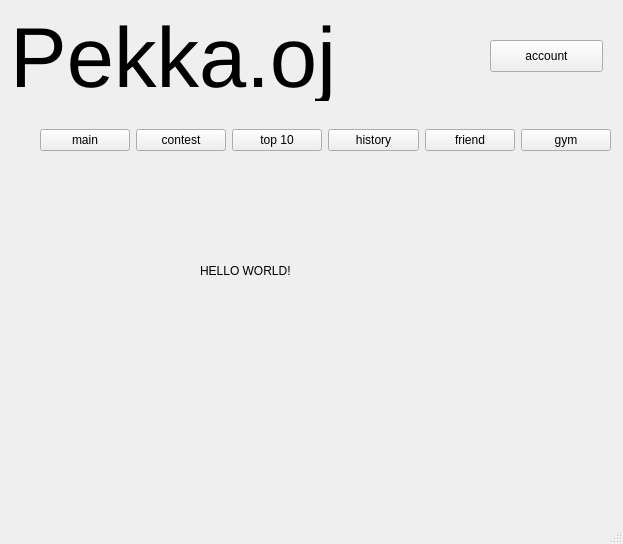
Above: main.ui from trantienkhoa13/pti_final before the change. Below: the same form after it.
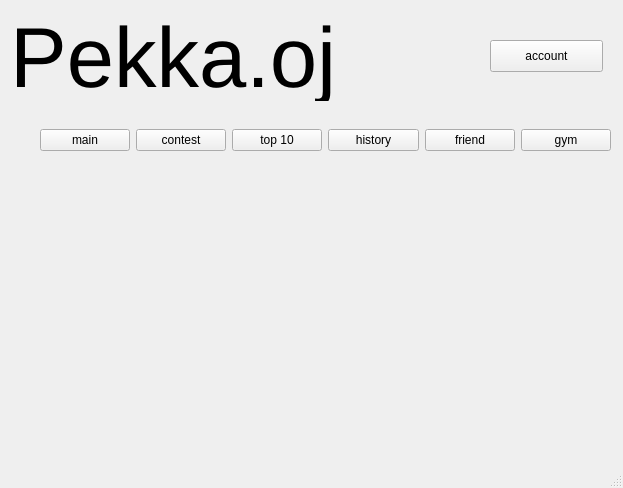
That is the form after the change. Icons and pictures are not drawn.

Diff of the .ui file:
```diff
--- a/main.ui
+++ b/main.ui
@@ -7,7 +7,7 @@
     <x>0</x>
     <y>0</y>
     <width>623</width>
-    <height>544</height>
+    <height>488</height>
    </rect>
   </property>
   <property name="windowTitle">
@@ -129,8 +129,8 @@
    <widget class="QLabel" name="pekka">
     <property name="geometry">
      <rect>
-      <x>-20</x>
-      <y>290</y>
+      <x>160</x>
+      <y>220</y>
       <width>261</width>
       <height>201</height>
      </rect>
@@ -151,24 +151,11 @@
      <bool>true</bool>
     </property>
    </widget>
-   <widget class="QLabel" name="helloworld">
-    <property name="geometry">
-     <rect>
-      <x>200</x>
-      <y>250</y>
-      <width>161</width>
-      <height>41</height>
-     </rect>
-    </property>
-    <property name="text">
-     <string>HELLO WORLD!</string>
-    </property>
-   </widget>
    <widget class="QLabel" name="label">
     <property name="geometry">
      <rect>
-      <x>260</x>
-      <y>10</y>
+      <x>290</x>
+      <y>0</y>
       <width>161</width>
       <height>101</height>
      </rect>
```
Left out of the diff: 4 changed lines with no effect on the pictures.
